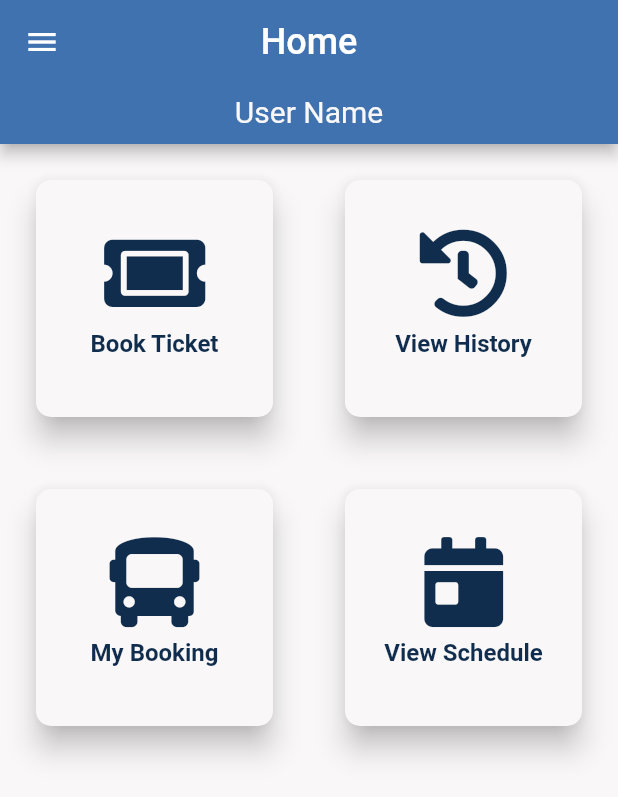
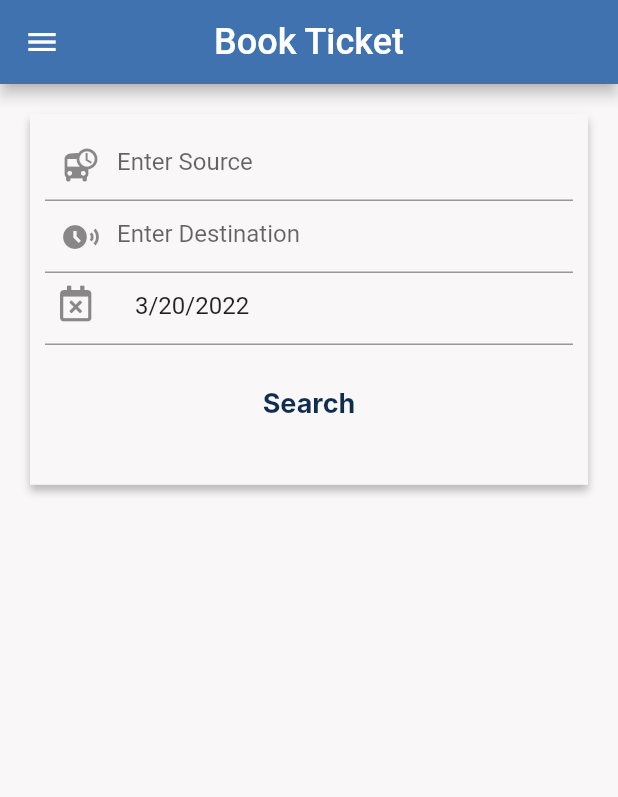
Before and after one commit to usamaTheFirst/bus_app, a Flutter app: the screen it shows after launch, on a phone screen of 412 x 824 dp. Shown: the top 797 px of the screen. Run offline on Flutter 3.47's test engine with Material 2 defaults, Android fonts, the phone set to English and light mode, and no system bars; our stand-ins replace flutter_svg, font_awesome_flutter, intl_phone_number_input; Roboto replaces fonts that are missing (Inter).

Commit message:
added search page for booking

```diff
--- a/lib/bus.dart
+++ b/lib/bus.dart
@@ -2,5 +2,8 @@ export 'screens/home_page.dart';
 export 'screens/login_screen.dart';
 export 'screens/signup_screen.dart';
 export 'screens/main_user_screen.dart';
+export 'screens/book_ticket_screen.dart';
+
 export 'widgets/rounded_button.dart';
 export 'widgets/menu_tile.dart';
+export 'widgets/date_picker.dart';
--- a/lib/main.dart
+++ b/lib/main.dart
@@ -24,13 +24,14 @@ class MyApp extends StatelessWidget {
         HomePage.routeName: (context) => const HomePage(),
         SignupScreen.routeName: (context) => const SignupScreen(),
         MainUserScreen.routeName: (context) => const MainUserScreen(),
+        BookTicket.routeName: (context) => const BookTicket(),
       },
       title: 'Flutter Demo',
       theme: ThemeData(
         scaffoldBackgroundColor: kBackgroundColor,
         primarySwatch: Colors.blue,
       ),
-      home: const MainUserScreen(),
+      home: const BookTicket(),
     );
   }
 }
--- /dev/null
+++ b/lib/screens/book_ticket_screen.dart
@@ -0,0 +1,78 @@
+import 'package:flutter/material.dart';
+
+import '../bus.dart';
+import '../constants/constants.dart';
+
+class BookTicket extends StatelessWidget {
+  const BookTicket({Key? key}) : super(key: key);
+
+  static const routeName = '/book_ticket_screen';
+
+  @override
+  Widget build(BuildContext context) {
+    return Scaffold(
+      appBar: AppBar(
+        title: const Text(
+          'Book Ticket',
+          style: TextStyle(fontSize: 24),
+        ),
+        backgroundColor: kPrimaryColor,
+        centerTitle: true,
+        leading: IconButton(
+          icon: const Icon(Icons.menu),
+          onPressed: () {},
+        ),
+      ),
+      body: Container(
+        margin: EdgeInsets.all(20),
+        padding: EdgeInsets.all(10),
+        height: MediaQuery.of(context).size.height * 0.3,
+        decoration: BoxDecoration(
+          boxShadow: [
+            BoxShadow(
+                color: Color.fromRGBO(0, 0, 0, 0.25),
+                offset: Offset(0, 4),
+                blurRadius: 4)
+          ],
+          color: kBackgroundColor,
+        ),
+        child: Column(
+          children: [
+            TextFormField(
+              decoration: InputDecoration(
+                  prefixIcon: Icon(Icons.departure_board),
+                  hintText: 'Enter Source'),
+            ),
+            TextFormField(
+              decoration: InputDecoration(
+                  prefixIcon: Icon(Icons.share_arrival_time),
+                  hintText: 'Enter Destination'),
+            ),
+            DatePickerWidget(),
+            Padding(
+              padding: EdgeInsets.all(15),
+              child: InkWell(
+                onTap: () {},
+                child: Container(
+                  width: 150,
+                  height: 48,
+                  child: Center(
+                      child: Text(
+                    'Search',
+                    textAlign: TextAlign.center,
+                    style: TextStyle(
+                      color: kTextColor,
+                      fontFamily: 'Inter',
+                      fontSize: 18,
+                      fontWeight: FontWeight.w700,
+                    ),
+                  )),
+                ),
+              ),
+            ),
+          ],
+        ),
+      ),
+    );
+  }
+}
--- /dev/null
+++ b/lib/widgets/date_picker.dart
@@ -0,0 +1,60 @@
+import 'package:flutter/material.dart';
+import 'package:font_awesome_flutter/font_awesome_flutter.dart';
+
+class DatePickerWidget extends StatefulWidget {
+  @override
+  _DatePickerWidgetState createState() => _DatePickerWidgetState();
+}
+
+class _DatePickerWidgetState extends State<DatePickerWidget> {
+  DateTime date = DateTime.now();
+
+  var textController = TextEditingController();
+
+  @override
+  Widget build(BuildContext context) {
+    textController.text = '${date.month}/${date.day}/${date.year}';
+    return TextFormField(
+      controller: textController,
+      decoration: InputDecoration(
+          prefixIcon: InkWell(
+            onTap: () {
+              pickDate(context);
+            },
+            child: contdc(
+              FaIcon(FontAwesomeIcons.calendarTimes),
+            ),
+          ),
+          hintText: 'Select Date'),
+    );
+  }
+
+  Future pickDate(BuildContext context) async {
+    final initialDate = DateTime.now();
+
+    final newDate = await showDatePicker(
+      context: context,
+      initialDate: initialDate,
+      firstDate: DateTime(DateTime.now().year - 5),
+      lastDate: DateTime(DateTime.now().year + 5),
+    );
+
+    if (newDate == null) return date;
+
+    setState(() => date = newDate);
+
+    setState(() {
+      date = newDate;
+      textController.text = '${date.month}/${date.day}/${date.year}';
+    });
+  }
+
+  Widget contdc(Icon) {
+    return Container(
+      width: 30,
+      height: 30,
+      margin: EdgeInsets.fromLTRB(10, 08, 20, 0),
+      child: Icon,
+    );
+  }
+}
```
